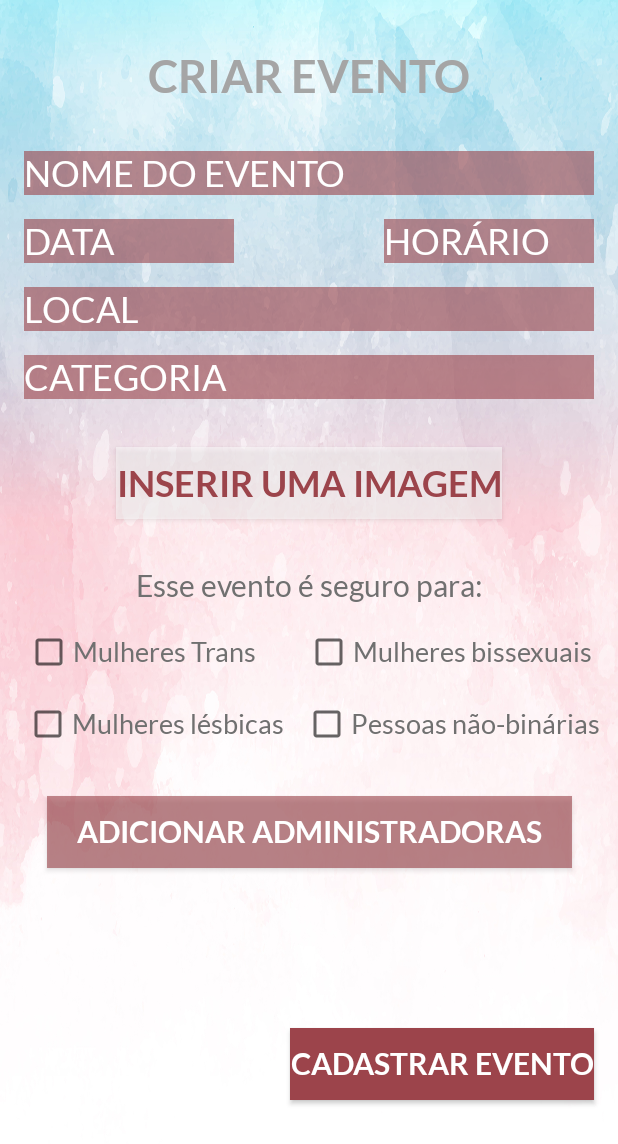
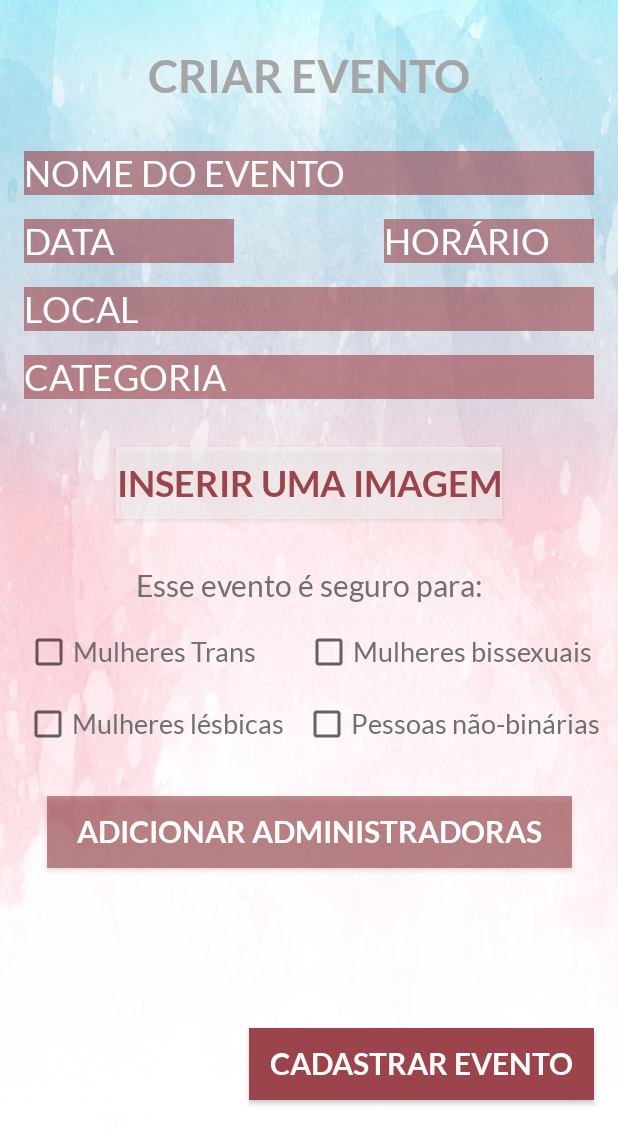
Before and after one commit to AppEsportesDH/ElasNoJogo, an Android app: the layout fragment_criarevento.xml on its own in the app's theme, with its tools: preview values and no code run, on a phone screen of 412 x 824 dp. Shown: the top 1144 px of the screen. Run offline under Robolectric (Android 15) with nearby library versions, the phone set to English and light mode, and no system bars.

Commit message:
Criação fragment criar evento

```diff
--- a/app/src/main/res/layout/fragment_criarevento.xml
+++ b/app/src/main/res/layout/fragment_criarevento.xml
@@ -235,7 +235,7 @@
 
     <Button
         android:id="@+id/cadastrar_evento_bnt"
-        android:layout_width="wrap_content"
+        android:layout_width="230dp"
         android:layout_height="wrap_content"
         android:layout_marginTop="32dp"
         android:layout_marginEnd="16dp"
```
Also changed, not shown: app/src/main/res/values/strings.xml (line endings or trailing spaces).
